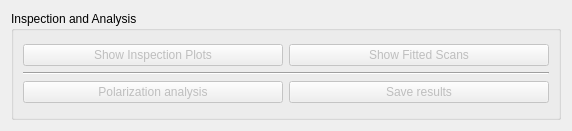
The window that iintgui/ui/inspectAnalyze.ui (syncope/iint-gui) describes before a commit, drawn with Qt 5.
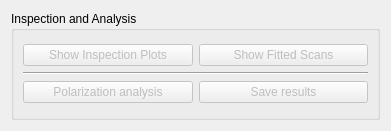
The same window after the commit.

Commit message: + update the ui files for a smaller screen footprint; still not working completely

```diff
--- a/iintgui/ui/inspectAnalyze.ui
+++ b/iintgui/ui/inspectAnalyze.ui
@@ -6,7 +6,7 @@
    <rect>
     <x>0</x>
     <y>0</y>
-    <width>572</width>
+    <width>391</width>
     <height>131</height>
    </rect>
   </property>
```
The commit also changes 3 other files.
